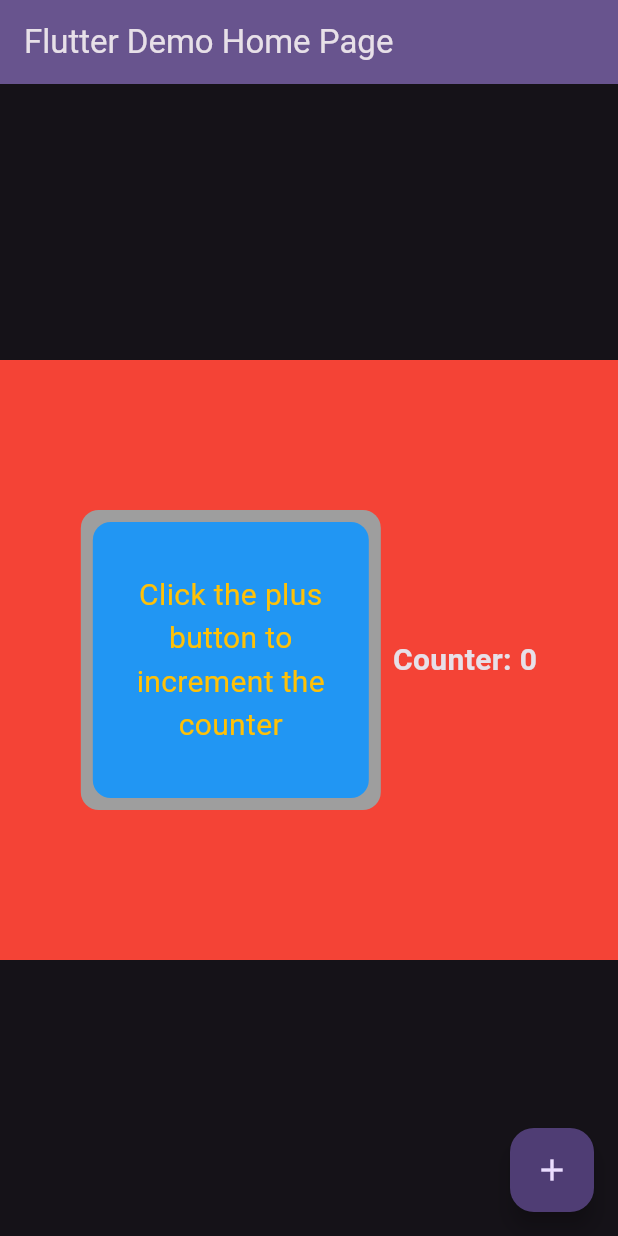
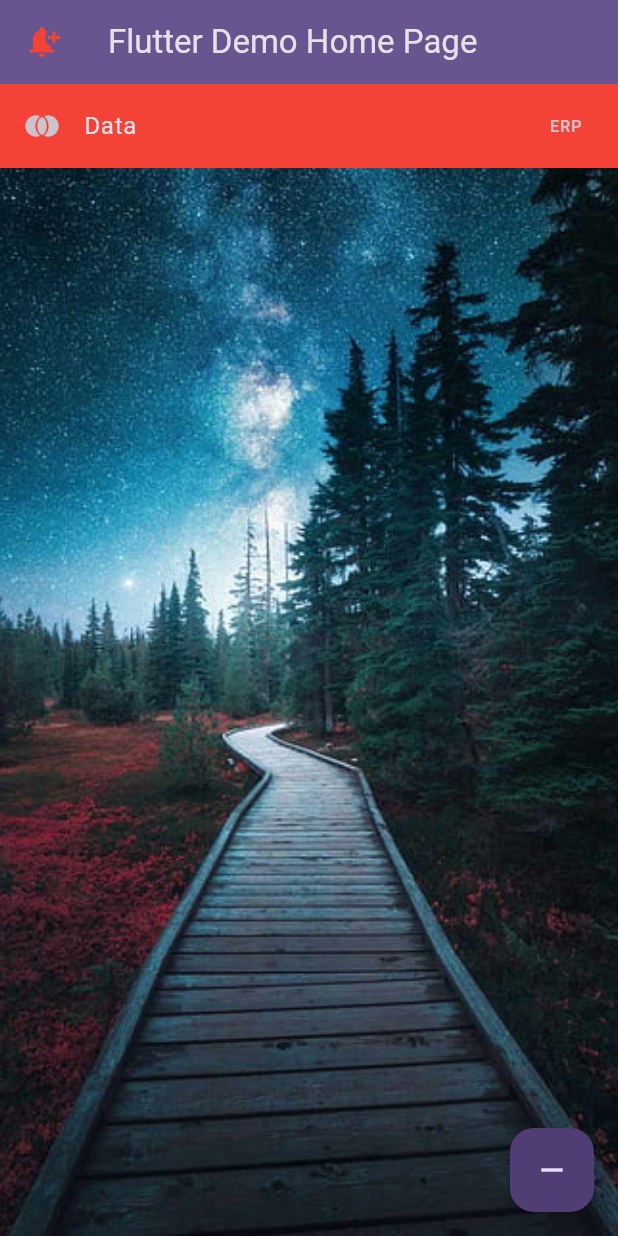
Before and after one commit to KapilMP/flutter_app, a Flutter app: the screen it shows after launch, on a phone screen of 412 x 824 dp. Run offline on Flutter 3.47's test engine with Material 3 defaults, Android fonts, the phone set to English and light mode, and no system bars; our stand-ins replace device_preview.

Commit message:
feat(ui): add interactive text toggle with styled ListTile and background

```diff
--- a/lib/main.dart
+++ b/lib/main.dart
@@ -39,11 +39,11 @@ class MyHomePage extends StatefulWidget {
 }
 
 class _MyHomePageState extends State<MyHomePage> {
-  int _counter = 0;
+  bool _showFlutter = false;
 
-  void _incrementCounter() {
+  void _hideFlutter() {
     setState(() {
-      _counter++;
+      _showFlutter = false;
     });
   }
 
@@ -53,57 +53,69 @@ class _MyHomePageState extends State<MyHomePage> {
       appBar: AppBar(
         backgroundColor: Theme.of(context).colorScheme.inversePrimary,
         title: Text(widget.title),
+        leading: IconButton(
+          icon: Icon(Icons.notification_add, color: Colors.red),
+          onPressed: () {
+            print('flutter');
+            setState(() {
+              _showFlutter = true;
+            });
+          },
         ),
-      body: Center(
+      ),
+      body: Stack(
+        children: [
+          // Background image covering entire screen
+          Positioned.fill(
+            child: Image.asset(
+              'assets/images/bg.jpg',
+              fit: BoxFit.cover,
+              errorBuilder: (context, error, stackTrace) {
+                // Fallback if image doesn't load
+                return Container(color: Colors.black);
+              },
+            ),
+          ),
+          // Red ListTile at the top
+          Positioned(
+            top: 0,
+            left: 0,
+            right: 0,
             child: Container(
               color: Colors.red,
-          height: 400,
-          width: double.infinity,
-          child: Row(
-            mainAxisSize: MainAxisSize.min,
-            mainAxisAlignment: MainAxisAlignment.center,
-            crossAxisAlignment: CrossAxisAlignment.center,
-            children: [
-              Container(
-                height: 200,
-                width: 200,
-                padding: const EdgeInsets.all(8),
-                decoration: BoxDecoration(
-                  borderRadius: BorderRadius.circular(12),
-                  color: Colors.grey,
-                ),
-                child: Container(
-                  height: 100,
-                  width: 200,
-                  padding: const EdgeInsets.all(20),
-                  alignment: Alignment.center,
-                  decoration: BoxDecoration(
-                    borderRadius: BorderRadius.circular(12),
-                    color: Colors.blue,
-                  ),
-                  child: Text(
-                    'Click the plus button to increment the counter',
-                    textAlign: TextAlign.center,
-                    style: TextStyle(color: Colors.amber, fontSize: 20),
+              child: ListTile(
+                leading: Icon(Icons.join_full),
+                title: Text('Data'),
+                trailing: Text('ERP'),
+                onTap: () {
+                  print('flutter');
+                  setState(() {
+                    _showFlutter = true;
+                  });
+                },
               ),
             ),
           ),
-              const SizedBox(width: 8),
-              Text(
-                'Counter: $_counter',
-                style: const TextStyle(
-                  fontSize: 20,
+          // "Flutter" text in center when shown
+          if (_showFlutter)
+            Center(
+              child: Text(
+                'Flutter',
+                style: TextStyle(
+                  fontSize: 48,
                   fontWeight: FontWeight.bold,
+                  color: Colors.white,
+                ),
               ),
             ),
         ],
       ),
-        ),
-      ),
       floatingActionButton: FloatingActionButton(
-        onPressed: _incrementCounter,
-        tooltip: 'Increment',
-        child: const Icon(Icons.add),
+        onPressed: _hideFlutter,
+        tooltip: 'Press to make the text disappear',
+        child: const Icon(
+          Icons.remove,
+        ), // Changed from Icons.add to Icons.remove
       ),
     );
   }
--- a/pubspec.yaml
+++ b/pubspec.yaml
@@ -59,7 +59,8 @@ flutter:
   uses-material-design: true
 
   # To add assets to your application, add an assets section, like this:
-  # assets:
+  assets:
+    - assets/images/
   #   - images/a_dot_burr.jpeg
   #   - images/a_dot_ham.jpeg
 
```
Also changed, not shown: assets/images/bg.jpg (added). Lines whose indentation alone changed are shown as unchanged.
